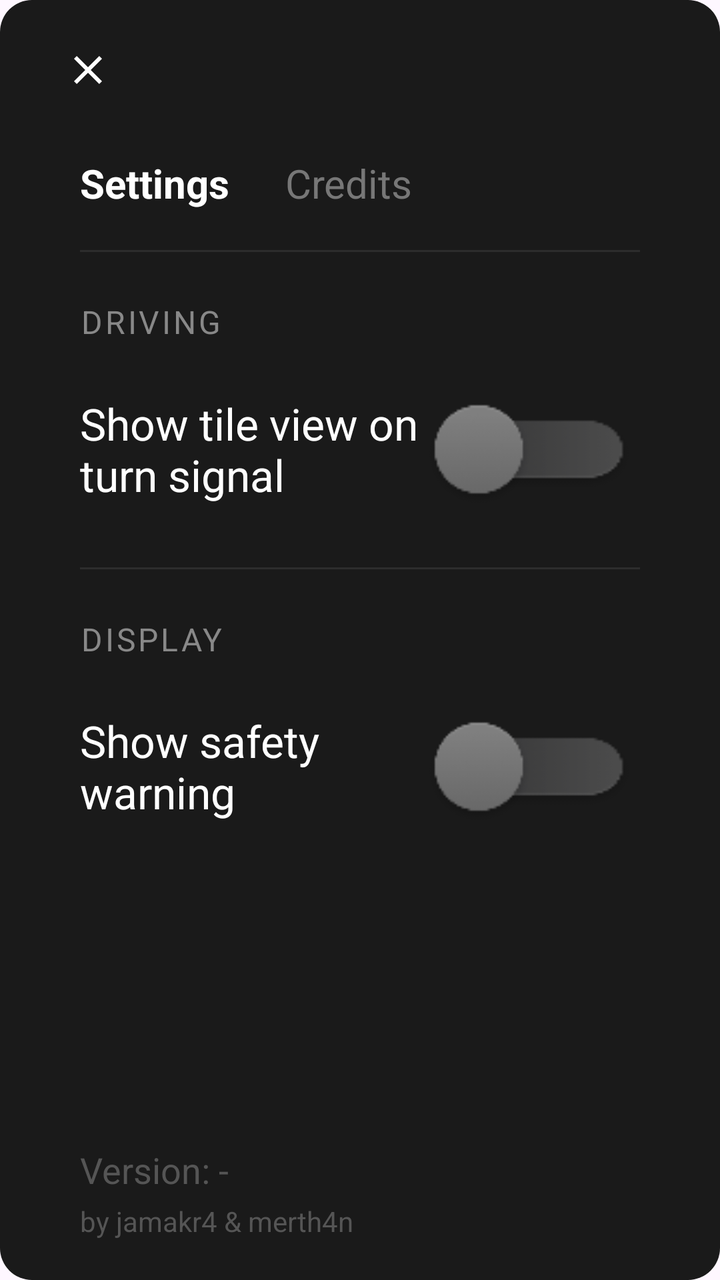
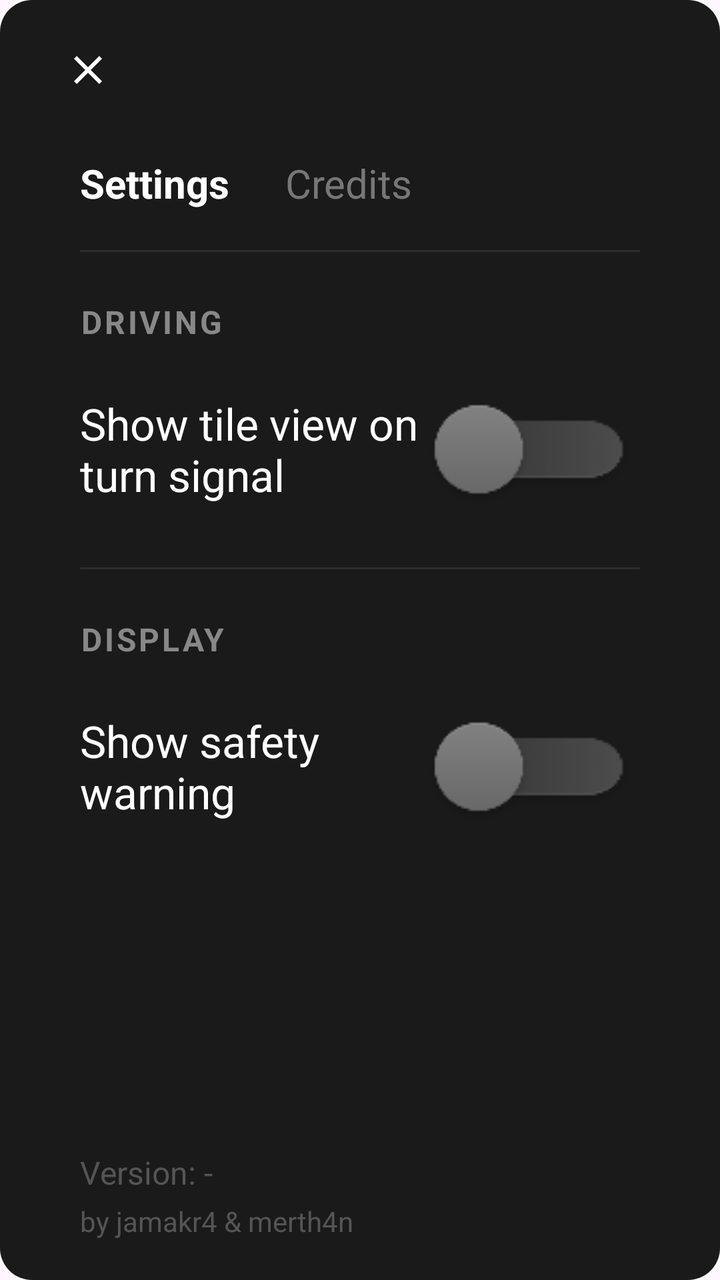

Two renders of the same Android screen: before a commit and after it. Below are the layout's source before the change and the commit's diff.
<!-- AndroidManifest.xml: application theme Theme.DrivehubKamera -->
<!-- res/layout/dialog_settings.xml -->
<?xml version="1.0" encoding="utf-8"?>
<LinearLayout xmlns:android="http://schemas.android.com/apk/res/android"
    android:layout_width="match_parent"
    android:layout_height="560dp"
    android:orientation="vertical"
    android:background="@drawable/bg_settings_card">

    <LinearLayout
        android:layout_width="match_parent"
        android:layout_height="70dp"
        android:orientation="horizontal"
        android:gravity="center_vertical"
        android:paddingStart="12dp"
        android:paddingEnd="12dp">

        <ImageButton
            android:id="@+id/btnClose"
            android:layout_width="64dp"
            android:layout_height="64dp"
            android:src="@drawable/ic_close"
            android:tint="@color/settings_text_primary"
            android:background="@android:color/transparent"
            android:padding="14dp"
            android:contentDescription="Close"
            android:focusable="false" />

    </LinearLayout>

    <LinearLayout
        android:layout_width="match_parent"
        android:layout_height="wrap_content"
        android:orientation="horizontal"
        android:paddingStart="40dp"
        android:paddingEnd="40dp">

        <TextView
            android:id="@+id/tabSettings"
            android:layout_width="wrap_content"
            android:layout_height="wrap_content"
            android:layout_marginEnd="28dp"
            android:paddingTop="8dp"
            android:paddingBottom="8dp"
            android:text="Settings"
            android:textColor="@color/settings_tab_active"
            android:textSize="20sp"
            android:textStyle="bold" />

        <TextView
            android:id="@+id/tabCredits"
            android:layout_width="wrap_content"
            android:layout_height="wrap_content"
            android:paddingTop="8dp"
            android:paddingBottom="8dp"
            android:text="Credits"
            android:textColor="@color/settings_tab_inactive"
            android:textSize="20sp" />

    </LinearLayout>

    <View
        android:layout_width="match_parent"
        android:layout_height="1dp"
        android:layout_marginStart="40dp"
        android:layout_marginTop="12dp"
        android:layout_marginEnd="40dp"
        android:layout_marginBottom="8dp"
        android:background="@color/settings_divider" />

    <ScrollView
        android:layout_width="match_parent"
        android:layout_height="0dp"
        android:layout_weight="1"
        android:fillViewport="true"
        android:overScrollMode="ifContentScrolls">

        <FrameLayout
            android:layout_width="match_parent"
            android:layout_height="wrap_content"
            android:paddingStart="40dp"
            android:paddingEnd="40dp"
            android:paddingTop="16dp"
            android:paddingBottom="24dp">

            <LinearLayout
                android:id="@+id/sectionSettings"
                android:layout_width="match_parent"
                android:layout_height="wrap_content"
                android:orientation="vertical">

                <TextView
                    android:layout_width="match_parent"
                    android:layout_height="wrap_content"
                    android:layout_marginBottom="18dp"
                    android:text="DRIVING"
                    android:textColor="@color/settings_text_secondary"
                    android:textSize="16sp"
                    android:letterSpacing="0.08" />

                <LinearLayout
                    android:layout_width="match_parent"
                    android:layout_height="70dp"
                    android:orientation="horizontal"
                    android:gravity="center_vertical">

                    <TextView
                        android:layout_width="0dp"
                        android:layout_height="wrap_content"
                        android:layout_weight="1"
                        android:text="Show tile view on turn signal"
                        android:textColor="@color/settings_text_primary"
                        android:textSize="22sp" />

                    <Switch
                        android:id="@+id/switchOverlayOnSignal"
                        android:layout_width="wrap_content"
                        android:layout_height="wrap_content"
                        android:focusable="false"
                        android:showText="false"
                        android:splitTrack="false"
                        android:scaleX="1.1"
                        android:scaleY="1.1"
                        android:track="@drawable/switch_selector_green"
                        android:thumb="@drawable/switch_white_circle_selector" />

                </LinearLayout>

                <View
                    android:layout_width="match_parent"
                    android:layout_height="1dp"
                    android:layout_marginTop="24dp"
                    android:layout_marginBottom="24dp"
                    android:background="@color/settings_divider" />

                <TextView
                    android:layout_width="match_parent"
                    android:layout_height="wrap_content"
                    android:layout_marginBottom="18dp"
                    android:text="DISPLAY"
                    android:textColor="@color/settings_text_secondary"
                    android:textSize="16sp"
                    android:letterSpacing="0.08" />

                <LinearLayout
                    android:layout_width="match_parent"
                    android:layout_height="70dp"
                    android:orientation="horizontal"
                    android:gravity="center_vertical">

                    <TextView
                        android:layout_width="0dp"
                        android:layout_height="wrap_content"
                        android:layout_weight="1"
                        android:text="@string/show_safety_warning"
                        android:textColor="@color/settings_text_primary"
                        android:textSize="22sp" />

                    <Switch
                        android:id="@+id/switchSafetyWarning"
                        android:layout_width="wrap_content"
                        android:layout_height="wrap_content"
                        android:focusable="false"
                        android:showText="false"
                        android:splitTrack="false"
                        android:scaleX="1.1"
                        android:scaleY="1.1"
                        android:track="@drawable/switch_selector_green"
                        android:thumb="@drawable/switch_white_circle_selector" />

                </LinearLayout>
            </LinearLayout>

            <LinearLayout
                android:id="@+id/sectionCredits"
                android:layout_width="match_parent"
                android:layout_height="wrap_content"
                android:orientation="vertical"
                android:visibility="gone">

                <TextView
                    android:layout_width="match_parent"
                    android:layout_height="wrap_content"
                    android:layout_marginBottom="12dp"
                    android:text="OPEN SOURCE CREDITS"
                    android:textColor="@color/settings_text_secondary"
                    android:textSize="17sp"
                    android:textStyle="bold"
                    android:letterSpacing="0.05" />

                <TextView
                    android:layout_width="match_parent"
                    android:layout_height="wrap_content"
                    android:lineSpacingExtra="1dp"
                    android:text="OpenCV 4.9.0 (opencv.org) - Apache License 2.0&#10;AndroidX AppCompat 1.7.1 - Apache License 2.0&#10;AndroidX Activity 1.12.4 - Apache License 2.0&#10;AndroidX ConstraintLayout 2.2.1 - Apache License 2.0&#10;Material Components for Android 1.13.0 - Apache License 2.0&#10;Icons based on Google Material Symbols - Apache License 2.0"
                    android:textColor="@color/settings_text_primary"
                    android:textSize="18sp" />

                <View
                    android:layout_width="match_parent"
                    android:layout_height="1dp"
                    android:layout_marginTop="20dp"
                    android:layout_marginBottom="20dp"
                    android:background="@color/settings_divider" />

                <TextView
                    android:layout_width="match_parent"
                    android:layout_height="wrap_content"
                    android:layout_marginBottom="12dp"
                    android:text="ADDITIONAL CREDITS"
                    android:textColor="@color/settings_text_secondary"
                    android:textSize="17sp"
                    android:textStyle="bold"
                    android:letterSpacing="0.05" />

                <TextView
                    android:layout_width="match_parent"
                    android:layout_height="wrap_content"
                    android:lineSpacingExtra="1dp"
                    android:text="Thanks to the community from XDA Forums - MG4 Electric AAOS 9&#10;Thanks to merth4n for providing the base application"
                    android:textColor="@color/settings_text_primary"
                    android:textSize="18sp" />
            </LinearLayout>

        </FrameLayout>
    </ScrollView>

    <TextView
        android:id="@+id/tvDialogVersion"
        android:layout_width="wrap_content"
        android:layout_height="wrap_content"
        android:layout_marginStart="40dp"
        android:textSize="18sp"
        android:textColor="@color/settings_text_muted"
        android:text="Version: -" />

    <TextView
        android:id="@+id/tvDialogFooterAuthor"
        android:layout_width="wrap_content"
        android:layout_height="wrap_content"
        android:layout_marginStart="40dp"
        android:layout_marginTop="4dp"
        android:layout_marginBottom="20dp"
        android:textSize="14sp"
        android:textColor="@color/settings_text_muted"
        android:text="by jamakr4 &amp; merth4n" />

</LinearLayout>
<!-- resources referenced by this layout -->
<resources>
  <color name="settings_divider">#2D2D2D</color>
  <color name="settings_tab_active">#FFFFFFFF</color>
  <color name="settings_tab_inactive">#777777</color>
  <color name="settings_text_muted">#555555</color>
  <color name="settings_text_primary">#FFFFFFFF</color>
  <color name="settings_text_secondary">#888888</color>
  <!-- drawable bg_settings_card (drawable) -->
  <?xml version="1.0" encoding="utf-8"?>
  <shape xmlns:android="http://schemas.android.com/apk/res/android"
      android:shape="rectangle">
      <solid android:color="@color/settings_surface" />
      <corners android:radius="16dp" />
  </shape>
  <!-- drawable ic_close (drawable) -->
  <?xml version="1.0" encoding="utf-8"?>
  <vector xmlns:android="http://schemas.android.com/apk/res/android"
      android:width="24dp"
      android:height="24dp"
      android:viewportWidth="24"
      android:viewportHeight="24">
      <path
          android:fillColor="#FFFFFF"
          android:pathData="M19,6.41L17.59,5 12,10.59 6.41,5 5,6.41 10.59,12 5,17.59 6.41,19 12,13.41 17.59,19 19,17.59 13.41,12z" />
  </vector>
  <!-- drawable switch_selector_green (drawable) -->
  <?xml version="1.0" encoding="utf-8"?>
  <selector xmlns:android="http://schemas.android.com/apk/res/android">
      <item android:state_checked="true" android:drawable="@drawable/switch_on_bg" />
      <item android:drawable="@drawable/switch_off_bg" />
  </selector>
  <!-- drawable switch_white_circle_selector (drawable) -->
  <?xml version="1.0" encoding="utf-8"?>
  <selector xmlns:android="http://schemas.android.com/apk/res/android">
      <item android:state_checked="true" android:drawable="@drawable/switch_on_slider" />
      <item android:drawable="@drawable/switch_off_slider" />
  </selector>
  <string name="show_safety_warning">Show safety warning</string>
  <style name="Theme.DrivehubKamera" parent="Base.Theme.DrivehubKamera" />
  <color name="settings_surface">#1A1A1A</color>
  <!-- drawable switch_on_bg: png bitmap (drawable, 2556 bytes) -->
  <!-- drawable switch_off_bg: png bitmap (drawable, 1259 bytes) -->
  <!-- drawable switch_on_slider: png bitmap (drawable, 1102 bytes) -->
  <!-- drawable switch_off_slider: png bitmap (drawable, 1045 bytes) -->
  <style name="Base.Theme.DrivehubKamera" parent="Theme.Material3.DayNight.NoActionBar">
          
          
      </style>
</resources>

<!-- the commit's change to res/layout/dialog_settings.xml (unified diff, before → after) -->
@@ -35,25 +35,22 @@
 
         <TextView
             android:id="@+id/tabSettings"
+            style="@style/DrivehubSettingsTabActive"
             android:layout_width="wrap_content"
             android:layout_height="wrap_content"
             android:layout_marginEnd="28dp"
             android:paddingTop="8dp"
             android:paddingBottom="8dp"
-            android:text="Settings"
-            android:textColor="@color/settings_tab_active"
-            android:textSize="20sp"
-            android:textStyle="bold" />
+            android:text="Settings" />
 
         <TextView
             android:id="@+id/tabCredits"
+            style="@style/DrivehubSettingsTabInactive"
             android:layout_width="wrap_content"
             android:layout_height="wrap_content"
             android:paddingTop="8dp"
             android:paddingBottom="8dp"
-            android:text="Credits"
-            android:textColor="@color/settings_tab_inactive"
-            android:textSize="20sp" />
+            android:text="Credits" />
 
     </LinearLayout>
 
@@ -88,13 +85,11 @@
                 android:orientation="vertical">
 
                 <TextView
+                    style="@style/DrivehubSettingsSectionHeader"
                     android:layout_width="match_parent"
                     android:layout_height="wrap_content"
                     android:layout_marginBottom="18dp"
-                    android:text="DRIVING"
-                    android:textColor="@color/settings_text_secondary"
-                    android:textSize="16sp"
-                    android:letterSpacing="0.08" />
+                    android:text="DRIVING" />
 
                 <LinearLayout
                     android:layout_width="match_parent"
@@ -103,12 +98,11 @@
                     android:gravity="center_vertical">
 
                     <TextView
+                        style="@style/DrivehubSettingsPrimaryText"
                         android:layout_width="0dp"
                         android:layout_height="wrap_content"
                         android:layout_weight="1"
-                        android:text="Show tile view on turn signal"
-                        android:textColor="@color/settings_text_primary"
-                        android:textSize="22sp" />
+                        android:text="Show tile view on turn signal" />
 
                     <Switch
                         android:id="@+id/switchOverlayOnSignal"
@@ -132,13 +126,11 @@
                     android:background="@color/settings_divider" />
 
                 <TextView
+                    style="@style/DrivehubSettingsSectionHeader"
                     android:layout_width="match_parent"
                     android:layout_height="wrap_content"
                     android:layout_marginBottom="18dp"
-                    android:text="DISPLAY"
-                    android:textColor="@color/settings_text_secondary"
-                    android:textSize="16sp"
-                    android:letterSpacing="0.08" />
+                    android:text="DISPLAY" />
 
                 <LinearLayout
                     android:layout_width="match_parent"
@@ -147,12 +139,11 @@
                     android:gravity="center_vertical">
 
                     <TextView
+                        style="@style/DrivehubSettingsPrimaryText"
                         android:layout_width="0dp"
                         android:layout_height="wrap_content"
                         android:layout_weight="1"
-                        android:text="@string/show_safety_warning"
-                        android:textColor="@color/settings_text_primary"
-                        android:textSize="22sp" />
+                        android:text="@string/show_safety_warning" />
 
                     <Switch
                         android:id="@+id/switchSafetyWarning"
@@ -177,22 +168,17 @@
                 android:visibility="gone">
 
                 <TextView
+                    style="@style/DrivehubSettingsSectionHeader"
                     android:layout_width="match_parent"
                     android:layout_height="wrap_content"
                     android:layout_marginBottom="12dp"
-                    android:text="OPEN SOURCE CREDITS"
-                    android:textColor="@color/settings_text_secondary"
-                    android:textSize="17sp"
-                    android:textStyle="bold"
-                    android:letterSpacing="0.05" />
-
-                <TextView
-                    android:layout_width="match_parent"
-                    android:layout_height="wrap_content"
-                    android:lineSpacingExtra="1dp"
-                    android:text="OpenCV 4.9.0 (opencv.org) - Apache License 2.0&#10;AndroidX AppCompat 1.7.1 - Apache License 2.0&#10;AndroidX Activity 1.12.4 - Apache License 2.0&#10;AndroidX ConstraintLayout 2.2.1 - Apache License 2.0&#10;Material Components for Android 1.13.0 - Apache License 2.0&#10;Icons based on Google Material Symbols - Apache License 2.0"
-                    android:textColor="@color/settings_text_primary"
-                    android:textSize="18sp" />
+                    android:text="OPEN SOURCE CREDITS" />
+
+                <TextView
+                    style="@style/DrivehubSettingsCreditsBody"
+                    android:layout_width="match_parent"
+                    android:layout_height="wrap_content"
+                    android:text="OpenCV 4.9.0 (opencv.org) - Apache License 2.0&#10;AndroidX AppCompat 1.7.1 - Apache License 2.0&#10;AndroidX Activity 1.12.4 - Apache License 2.0&#10;AndroidX ConstraintLayout 2.2.1 - Apache License 2.0&#10;Material Components for Android 1.13.0 - Apache License 2.0&#10;Icons based on Google Material Symbols - Apache License 2.0" />
 
                 <View
                     android:layout_width="match_parent"
@@ -202,22 +188,17 @@
                     android:background="@color/settings_divider" />
 
                 <TextView
+                    style="@style/DrivehubSettingsSectionHeader"
                     android:layout_width="match_parent"
                     android:layout_height="wrap_content"
                     android:layout_marginBottom="12dp"
-                    android:text="ADDITIONAL CREDITS"
-                    android:textColor="@color/settings_text_secondary"
-                    android:textSize="17sp"
-                    android:textStyle="bold"
-                    android:letterSpacing="0.05" />
-
-                <TextView
-                    android:layout_width="match_parent"
-                    android:layout_height="wrap_content"
-                    android:lineSpacingExtra="1dp"
-                    android:text="Thanks to the community from XDA Forums - MG4 Electric AAOS 9&#10;Thanks to merth4n for providing the base application"
-                    android:textColor="@color/settings_text_primary"
-                    android:textSize="18sp" />
+                    android:text="ADDITIONAL CREDITS" />
+
+                <TextView
+                    style="@style/DrivehubSettingsCreditsBody"
+                    android:layout_width="match_parent"
+                    android:layout_height="wrap_content"
+                    android:text="Thanks to the community from XDA Forums - MG4 Electric AAOS 9&#10;Thanks to merth4n for providing the base application" />
             </LinearLayout>
 
         </FrameLayout>
@@ -225,22 +206,20 @@
 
     <TextView
         android:id="@+id/tvDialogVersion"
+        style="@style/DrivehubSettingsFooterVersion"
         android:layout_width="wrap_content"
         android:layout_height="wrap_content"
         android:layout_marginStart="40dp"
-        android:textSize="18sp"
-        android:textColor="@color/settings_text_muted"
         android:text="Version: -" />
 
     <TextView
         android:id="@+id/tvDialogFooterAuthor"
+        style="@style/DrivehubSettingsFooterAuthor"
         android:layout_width="wrap_content"
         android:layout_height="wrap_content"
         android:layout_marginStart="40dp"
         android:layout_marginTop="4dp"
         android:layout_marginBottom="20dp"
-        android:textSize="14sp"
-        android:textColor="@color/settings_text_muted"
         android:text="by jamakr4 &amp; merth4n" />
 
 </LinearLayout>
<!-- resource entries referenced after the edit -->
@@ -37,6 +37,38 @@
       <item android:drawable="@drawable/switch_off_slider" />
   </selector>
   <string name="show_safety_warning">Show safety warning</string>
+  <style name="DrivehubSettingsCreditsBody" parent="">
+          <item name="android:textColor">@color/settings_text_primary</item>
+          <item name="android:textSize">18sp</item>
+          <item name="android:lineSpacingExtra">1dp</item>
+      </style>
+  <style name="DrivehubSettingsFooterAuthor" parent="">
+          <item name="android:textColor">@color/settings_text_muted</item>
+          <item name="android:textSize">14sp</item>
+      </style>
+  <style name="DrivehubSettingsFooterVersion" parent="">
+          <item name="android:textColor">@color/settings_text_muted</item>
+          <item name="android:textSize">16sp</item>
+      </style>
+  <style name="DrivehubSettingsPrimaryText" parent="">
+          <item name="android:textColor">@color/settings_text_primary</item>
+          <item name="android:textSize">22sp</item>
+      </style>
+  <style name="DrivehubSettingsSectionHeader" parent="">
+          <item name="android:textColor">@color/settings_text_secondary</item>
+          <item name="android:textSize">16sp</item>
+          <item name="android:textStyle">bold</item>
+          <item name="android:letterSpacing">0.08</item>
+      </style>
+  <style name="DrivehubSettingsTabActive" parent="">
+          <item name="android:textSize">20sp</item>
+          <item name="android:textColor">@color/settings_tab_active</item>
+          <item name="android:textStyle">bold</item>
+      </style>
+  <style name="DrivehubSettingsTabInactive" parent="">
+          <item name="android:textSize">20sp</item>
+          <item name="android:textColor">@color/settings_tab_inactive</item>
+      </style>
   <style name="Theme.DrivehubKamera" parent="Base.Theme.DrivehubKamera" />
   <color name="settings_surface">#1A1A1A</color>
   <!-- drawable switch_on_bg: png bitmap (drawable, 2556 bytes) -->
